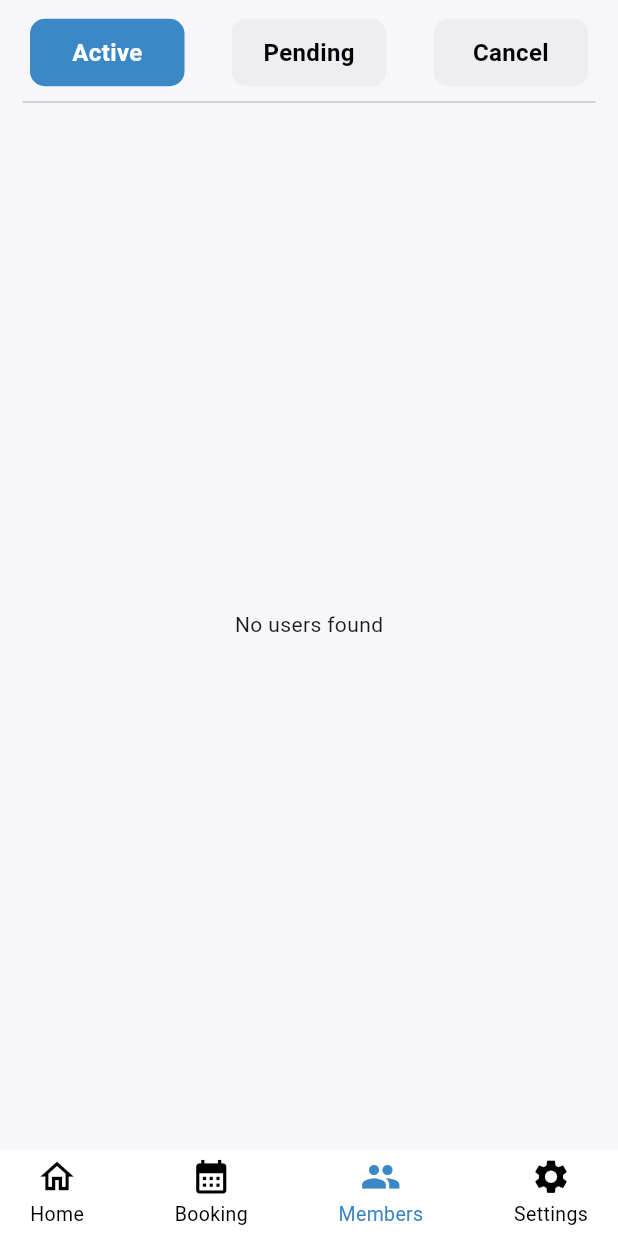
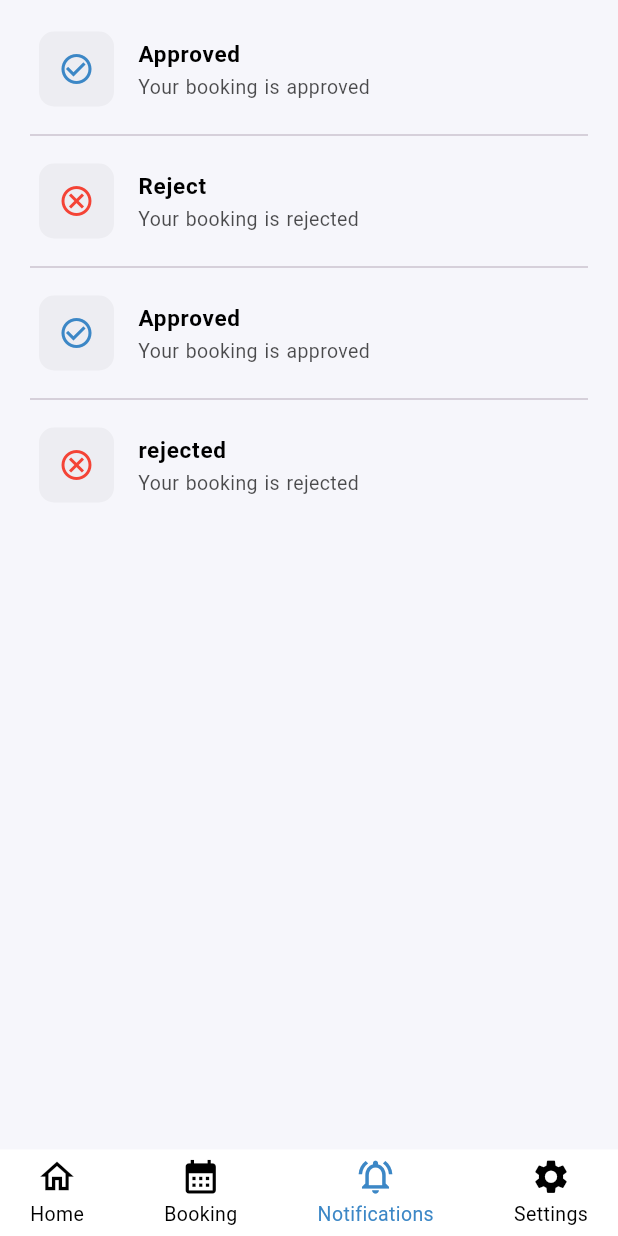
Before and after one commit to ihsankhan-752/Carvana-Admin-Panel, a Flutter app: the NavbarView screen opened by its route, item 3 of the bottom bar chosen, on a phone screen of 412 x 824 dp. Run offline on Flutter 3.47's test engine with Material 3 defaults, Android fonts, the phone set to English and light mode, and no system bars; our stand-ins replace cached_network_image, cloud_firestore, firebase_auth, firebase_core, firebase_storage, fluttertoast and 5 more; accounts and stored records are empty.

Commit message:
Notification View Added

```diff
--- /dev/null
+++ b/lib/models/notification/notification_model.dart
@@ -0,0 +1,13 @@
+import 'package:flutter/material.dart';
+
+class NotificationModel {
+  final String notificationTitle;
+  final String notificationDescription;
+  final IconData icon;
+
+  const NotificationModel({
+    required this.notificationTitle,
+    required this.notificationDescription,
+    required this.icon,
+  });
+}
--- /dev/null
+++ b/lib/res/lists/lists.dart
@@ -0,0 +1,26 @@
+import 'package:flutter/material.dart';
+
+import '../../models/notification/notification_model.dart';
+
+List<NotificationModel> notificationList = [
+  const NotificationModel(
+    notificationTitle: 'Approved',
+    notificationDescription: 'Your booking is approved',
+    icon: Icons.check_circle_outline,
+  ),
+  const NotificationModel(
+    notificationTitle: 'Reject',
+    notificationDescription: 'Your booking is rejected',
+    icon: Icons.cancel_outlined,
+  ),
+  const NotificationModel(
+    notificationTitle: 'Approved',
+    notificationDescription: 'Your booking is approved',
+    icon: Icons.check_circle_outline,
+  ),
+  const NotificationModel(
+    notificationTitle: 'rejected',
+    notificationDescription: 'Your booking is rejected',
+    icon: Icons.cancel_outlined,
+  ),
+];
--- a/lib/view/navbar/members/members_view.dart
+++ /dev/null
@@ -1,102 +0,0 @@
-import 'package:carnava_admin_panel/res/colors/app_colors.dart';
-import 'package:carnava_admin_panel/res/text_styles/app_text_styles.dart';
-import 'package:carnava_admin_panel/view/navbar/members/widgets/member_card_widget.dart';
-import 'package:carnava_admin_panel/view_model/member_view_controller.dart';
-import 'package:flutter/material.dart';
-import 'package:get/get.dart';
-
-import '../../../models/user_model.dart';
-
-class MembersView extends StatefulWidget {
-  const MembersView({super.key});
-
-  @override
-  State<MembersView> createState() => _MembersViewState();
-}
-
-class _MembersViewState extends State<MembersView> {
-  final memberController = Get.put(MemberViewController());
-
-  final List<String> _tabsText = ['Active', 'Pending', 'Cancel'];
-  String _currentTabText = "Active";
-
-  @override
-  Widget build(BuildContext context) {
-    return SafeArea(
-      child: Padding(
-        padding: const EdgeInsets.symmetric(horizontal: 15, vertical: 10),
-        child: Column(
-          children: [
-            Container(
-              height: 50,
-              width: Get.width,
-              decoration: BoxDecoration(
-                borderRadius: BorderRadius.circular(10),
-              ),
-              child: Row(
-                mainAxisAlignment: MainAxisAlignment.spaceBetween,
-                children: _tabsText.map((e) {
-                  return GestureDetector(
-                    onTap: () {
-                      _currentTabText = e;
-                      setState(() {});
-                    },
-                    child: Container(
-                      height: 45,
-                      margin: const EdgeInsets.symmetric(horizontal: 5),
-                      width: Get.width * 0.25,
-                      decoration: BoxDecoration(
-                        borderRadius: BorderRadius.circular(10),
-                        color: _currentTabText == e ? AppColors.primaryColor : AppColors.primaryGrey.withOpacity(0.1),
-                      ),
-                      child: Padding(
-                        padding: const EdgeInsets.all(8.0),
-                        child: Center(
-                          child: Text(
-                            e,
-                            style: AppTextStyles.h1Bold
-                                .copyWith(color: _currentTabText == e ? AppColors.primaryWhite : AppColors.primaryBlack),
-                          ),
-                        ),
-                      ),
-                    ),
-                  );
-                }).toList(),
-              ),
-            ),
-            const Divider(),
-            Expanded(
-              child: Obx(() {
-                return StreamBuilder<List<UserModel>>(
-                  stream: memberController.userStream.value,
-                  builder: (context, snapshot) {
-                    if (memberController.isLoading.value && snapshot.connectionState == ConnectionState.waiting) {
-                      return const Center(child: CircularProgressIndicator());
-                    }
-
-                    if (snapshot.hasError) {
-                      return Center(child: Text("Error: ${snapshot.error}"));
-                    }
-
-                    if (!snapshot.hasData || snapshot.data!.isEmpty) {
-                      return const Center(child: Text("No users found"));
-                    }
-
-                    final userList = snapshot.data!;
-                    return ListView.builder(
-                      itemCount: userList.length,
-                      itemBuilder: (context, index) {
-                        final user = userList[index];
-                        return MemberCardWidget(user: user);
-                      },
-                    );
-                  },
-                );
-              }),
-            ),
-          ],
-        ),
-      ),
-    );
-  }
-}
--- a/lib/view/navbar/members/widgets/member_card_widget.dart
+++ /dev/null
@@ -1,40 +0,0 @@
-import 'package:carnava_admin_panel/models/user_model.dart';
-import 'package:flutter/material.dart';
-
-import '../../../../res/colors/app_colors.dart';
-import '../../../../res/components/buttons/primary_button.dart';
-import '../../../../res/text_styles/app_text_styles.dart';
-
-class MemberCardWidget extends StatelessWidget {
-  final UserModel user;
-  const MemberCardWidget({super.key, required this.user});
-
-  @override
-  Widget build(BuildContext context) {
-    return Padding(
-      padding: const EdgeInsets.symmetric(vertical: 08),
-      child: Card(
-        color: AppColors.primaryWhite,
-        child: ListTile(
-          contentPadding: const EdgeInsets.symmetric(horizontal: 7),
-          leading: CircleAvatar(
-            backgroundColor: AppColors.primaryColor.withOpacity(0.1),
-            radius: 30,
-            child: const Center(
-              child: Icon(Icons.person, size: 30, color: AppColors.primaryBlack),
-            ),
-          ),
-          title: Text(user.username, style: AppTextStyles.h1Bold.copyWith(fontSize: 18)),
-          subtitle: Text(user.email, style: AppTextStyles.h2.copyWith(fontSize: 14, color: AppColors.primaryGrey)),
-          trailing: const SizedBox(
-            height: 40,
-            width: 80,
-            child: PrimaryButton(
-              title: "Details",
-            ),
-          ),
-        ),
-      ),
-    );
-  }
-}
--- a/lib/view/navbar/navbar_view.dart
+++ b/lib/view/navbar/navbar_view.dart
@@ -1,7 +1,6 @@
 import 'package:carnava_admin_panel/res/routes/routes_name.dart';
 import 'package:carnava_admin_panel/view/navbar/booking/booking_view.dart';
 import 'package:carnava_admin_panel/view/navbar/home/home/home_view.dart';
-import 'package:carnava_admin_panel/view/navbar/members/members_view.dart';
 import 'package:carnava_admin_panel/view/navbar/settings/settings_view.dart';
 import 'package:carnava_admin_panel/view/navbar/widgets/custom_tab_widget_navbar_view.dart';
 import 'package:carnava_admin_panel/view_model/controllers/auth/auth_view_controller.dart';
@@ -10,6 +9,7 @@ import 'package:flutter/material.dart';
 import 'package:get/get.dart';
 
 import '../../res/colors/app_colors.dart';
+import 'notification/notification_view.dart';
 
 class NavbarView extends StatefulWidget {
   const NavbarView({super.key});
@@ -74,9 +74,9 @@ class _NavbarViewState extends State<NavbarView> {
                     currentIndex = 2;
                   });
                 },
-                icon: Icons.group,
+                icon: Icons.notifications_active_outlined,
                 color: currentIndex == 2 ? AppColors.primaryColor : AppColors.primaryBlack,
-                title: "Members",
+                title: "Notifications",
               ),
               CustomTabWidgetNavBarView(
                 onPressed: () {
@@ -97,7 +97,7 @@ class _NavbarViewState extends State<NavbarView> {
         children: [
           const HomeView(),
           BookingView(),
-          const MembersView(),
+          const NotificationView(),
           SettingsView(),
         ],
       ),
--- /dev/null
+++ b/lib/view/navbar/notification/notification_view.dart
@@ -0,0 +1,24 @@
+import 'package:carnava_admin_panel/view/navbar/notification/widgets/notification_card_widget.dart';
+import 'package:flutter/material.dart';
+
+import '../../../res/lists/lists.dart';
+
+class NotificationView extends StatelessWidget {
+  const NotificationView({super.key});
+
+  @override
+  Widget build(BuildContext context) {
+    return SafeArea(
+      child: ListView.separated(
+        padding: const EdgeInsets.symmetric(horizontal: 10, vertical: 10),
+        itemCount: notificationList.length,
+        itemBuilder: (context, index) {
+          return NotificationCardWidget(notificationModel: notificationList[index]);
+        },
+        separatorBuilder: (context, index) {
+          return const Divider(endIndent: 10, indent: 10);
+        },
+      ),
+    );
+  }
+}
--- /dev/null
+++ b/lib/view/navbar/notification/widgets/notification_card_widget.dart
@@ -0,0 +1,40 @@
+import 'package:flutter/material.dart';
+
+import '../../../../models/notification/notification_model.dart';
+import '../../../../res/colors/app_colors.dart';
+import '../../../../res/text_styles/app_text_styles.dart';
+
+class NotificationCardWidget extends StatelessWidget {
+  final NotificationModel notificationModel;
+  const NotificationCardWidget({super.key, required this.notificationModel});
+
+  @override
+  Widget build(BuildContext context) {
+    return ListTile(
+      leading: Container(
+        height: 50,
+        width: 50,
+        decoration: BoxDecoration(
+          color: AppColors.primaryGrey.withOpacity(0.1),
+          borderRadius: BorderRadius.circular(10),
+        ),
+        child: Icon(
+          notificationModel.icon,
+          color: notificationModel.notificationTitle == 'Approved' ? AppColors.primaryColor : AppColors.alertColor,
+        ),
+      ),
+      title: Text(
+        notificationModel.notificationTitle,
+        style: AppTextStyles.h1Bold.copyWith(fontSize: 15),
+      ),
+      subtitle: Text(
+        notificationModel.notificationDescription,
+        style: AppTextStyles.h1.copyWith(
+          fontSize: 13,
+          color: AppColors.primaryBlack.withOpacity(0.7),
+          fontFamily: 'normal',
+        ),
+      ),
+    );
+  }
+}
```
